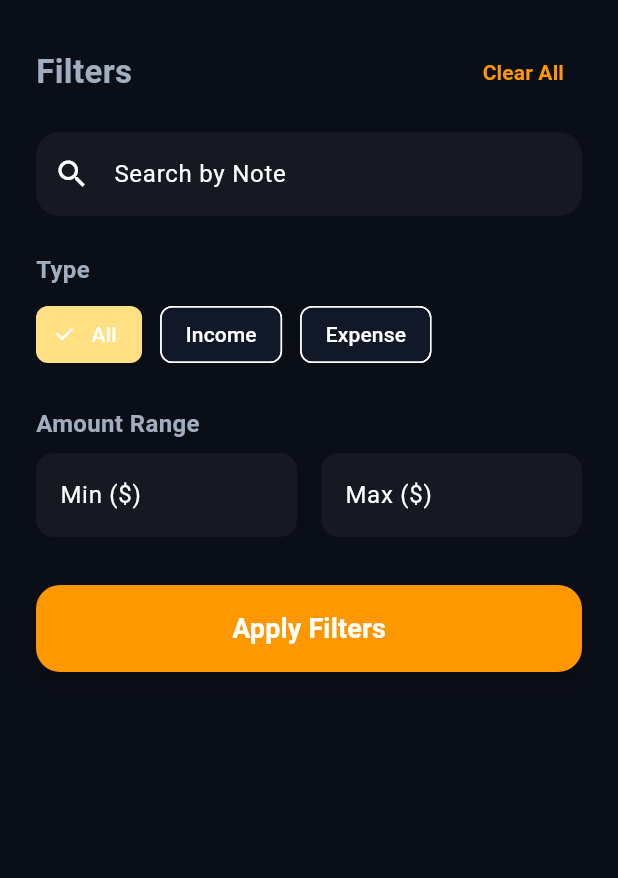
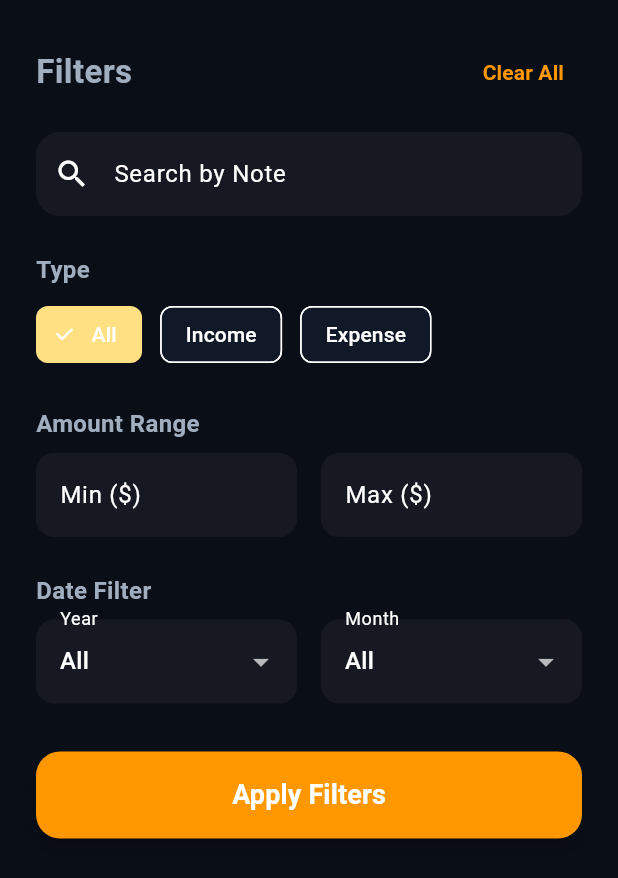
Before and after one commit to GHDBASHEN/Intelligent-Personal-Finance-Budgeting-System, a Flutter app: the FilterBottomSheet widget shown alone on an empty page, opened directly, on a phone screen of 412 x 824 dp. Shown: the top 878 px of the screen. Run offline on Flutter 3.47's test engine with Material 3 defaults, Android fonts, the light colour scheme and no system bars; our stand-ins replace csv, firebase_auth, firebase_core, fl_chart, flutter_dotenv, flutter_local_notifications and 7 more; missing offline and left inert: email_otp, mobile_scanner; accounts and stored records are empty; network calls fail.

Commit message:
feat: implement transaction filtering system with Riverpod provider and bottom sheet UI

```diff
--- a/lib/presentation/providers/filter_provider.dart
+++ b/lib/presentation/providers/filter_provider.dart
@@ -9,6 +9,8 @@ class TransactionFilterCriteria {
   final DateTime? endDate;
   final double? minAmount;
   final double? maxAmount;
+  final int? year;
+  final int? month;
 
   TransactionFilterCriteria({
     this.query = '',
@@ -17,6 +19,8 @@ class TransactionFilterCriteria {
     this.endDate,
     this.minAmount,
     this.maxAmount,
+    this.year,
+    this.month,
   });
 
   TransactionFilterCriteria copyWith({
@@ -31,6 +35,10 @@ class TransactionFilterCriteria {
     bool clearMinAmount = false,
     double? maxAmount,
     bool clearMaxAmount = false,
+    int? year,
+    bool clearYear = false,
+    int? month,
+    bool clearMonth = false,
   }) {
     return TransactionFilterCriteria(
       query: query ?? this.query,
@@ -39,6 +47,8 @@ class TransactionFilterCriteria {
       endDate: clearEndDate ? null : (endDate ?? this.endDate),
       minAmount: clearMinAmount ? null : (minAmount ?? this.minAmount),
       maxAmount: clearMaxAmount ? null : (maxAmount ?? this.maxAmount),
+      year: clearYear ? null : (year ?? this.year),
+      month: clearMonth ? null : (month ?? this.month),
     );
   }
 }
@@ -75,6 +85,14 @@ class TransactionFilterNotifier extends Notifier<TransactionFilterCriteria> {
     );
   }
 
+  void setYear(int? year) {
+    state = state.copyWith(year: year, clearYear: year == null);
+  }
+
+  void setMonth(int? month) {
+    state = state.copyWith(month: month, clearMonth: month == null);
+  }
+
   void clearFilters() {
     state = TransactionFilterCriteria();
   }
@@ -107,6 +125,12 @@ final filteredTransactionsProvider = Provider<List<TransactionEntity>>((ref) {
     if (filter.maxAmount != null && tx.amount > filter.maxAmount!) {
       return false;
     }
+    if (filter.year != null && tx.date.year != filter.year) {
+      return false;
+    }
+    if (filter.month != null && tx.date.month != filter.month) {
+      return false;
+    }
     return true;
   }).toList();
 });
--- a/lib/presentation/screens/transactions/widgets/filter_bottom_sheet.dart
+++ b/lib/presentation/screens/transactions/widgets/filter_bottom_sheet.dart
@@ -14,6 +14,8 @@ class _FilterBottomSheetState extends ConsumerState<FilterBottomSheet> {
   final TextEditingController _queryController = TextEditingController();
   final TextEditingController _minAmountController = TextEditingController();
   final TextEditingController _maxAmountController = TextEditingController();
+  int? _selectedYear;
+  int? _selectedMonth;
 
   @override
   void initState() {
@@ -22,6 +24,8 @@ class _FilterBottomSheetState extends ConsumerState<FilterBottomSheet> {
     _queryController.text = currentFilters.query;
     _minAmountController.text = currentFilters.minAmount?.toString() ?? '';
     _maxAmountController.text = currentFilters.maxAmount?.toString() ?? '';
+    _selectedYear = currentFilters.year;
+    _selectedMonth = currentFilters.month;
   }
 
   @override
@@ -39,6 +43,8 @@ class _FilterBottomSheetState extends ConsumerState<FilterBottomSheet> {
       double.tryParse(_minAmountController.text),
       double.tryParse(_maxAmountController.text),
     );
+    notifier.setYear(_selectedYear);
+    notifier.setMonth(_selectedMonth);
     Navigator.of(context).pop();
   }
 
@@ -142,6 +148,52 @@ class _FilterBottomSheetState extends ConsumerState<FilterBottomSheet> {
                 ),
               ],
             ),
+            const SizedBox(height: 24),
+            const Text('Date Filter', style: TextStyle(fontWeight: FontWeight.bold, fontSize: 16)),
+            const SizedBox(height: 8),
+            Row(
+              children: [
+                Expanded(
+                  child: DropdownButtonFormField<int?>(
+                    value: _selectedYear,
+                    decoration: InputDecoration(
+                      labelText: 'Year',
+                      filled: true,
+                      fillColor: Colors.grey.withAlpha(20),
+                      border: const OutlineInputBorder(borderSide: BorderSide.none, borderRadius: BorderRadius.all(Radius.circular(12))),
+                    ),
+                    items: [
+                      const DropdownMenuItem(value: null, child: Text('All')),
+                      ...List.generate(11, (index) => 2020 + index).map((year) => DropdownMenuItem(value: year, child: Text(year.toString()))),
+                    ],
+                    onChanged: (val) => setState(() => _selectedYear = val),
+                  ),
+                ),
+                const SizedBox(width: 16),
+                Expanded(
+                  child: DropdownButtonFormField<int?>(
+                    value: _selectedMonth,
+                    decoration: InputDecoration(
+                      labelText: 'Month',
+                      filled: true,
+                      fillColor: Colors.grey.withAlpha(20),
+                      border: const OutlineInputBorder(borderSide: BorderSide.none, borderRadius: BorderRadius.all(Radius.circular(12))),
+                    ),
+                    items: [
+                      const DropdownMenuItem(value: null, child: Text('All')),
+                      ...List.generate(12, (index) => index + 1).map((month) => DropdownMenuItem(
+                            value: month,
+                            child: Text([
+                              'Jan', 'Feb', 'Mar', 'Apr', 'May', 'Jun',
+                              'Jul', 'Aug', 'Sep', 'Oct', 'Nov', 'Dec'
+                            ][month - 1]),
+                          )),
+                    ],
+                    onChanged: (val) => setState(() => _selectedMonth = val),
+                  ),
+                ),
+              ],
+            ),
             const SizedBox(height: 32),
             ElevatedButton(
               onPressed: _applyFilters,
```
